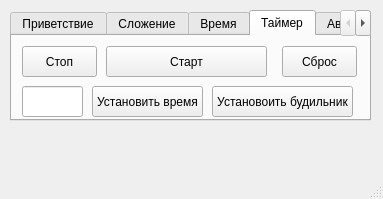
The window that QT_first_project/First_project/mainwindow.ui (I03D/QT) describes before a commit, drawn with Qt 5.
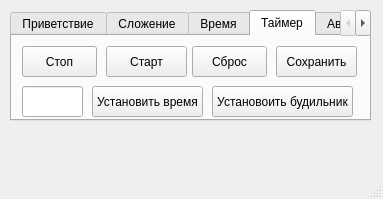
The same window after the commit. The open tabs and pages were chosen to show the change.

```diff
--- a/QT_first_project/First_project/mainwindow.ui
+++ b/QT_first_project/First_project/mainwindow.ui
@@ -199,7 +199,7 @@
        <rect>
         <x>94</x>
         <y>10</y>
-        <width>161</width>
+        <width>81</width>
         <height>31</height>
        </rect>
       </property>
@@ -223,7 +223,7 @@
      <widget class="QPushButton" name="Reset">
       <property name="geometry">
        <rect>
-        <x>270</x>
+        <x>180</x>
         <y>10</y>
         <width>75</width>
         <height>31</height>
@@ -272,6 +272,19 @@
        <string>Установоить будильник</string>
       </property>
      </widget>
+     <widget class="QPushButton" name="pushButton">
+      <property name="geometry">
+       <rect>
+        <x>264</x>
+        <y>10</y>
+        <width>81</width>
+        <height>31</height>
+       </rect>
+      </property>
+      <property name="text">
+       <string>Сохранить</string>
+      </property>
+     </widget>
     </widget>
     <widget class="QWidget" name="tab_3">
      <attribute name="title">
```
Left out of the diff: 2 changed lines with no effect on the pictures.
